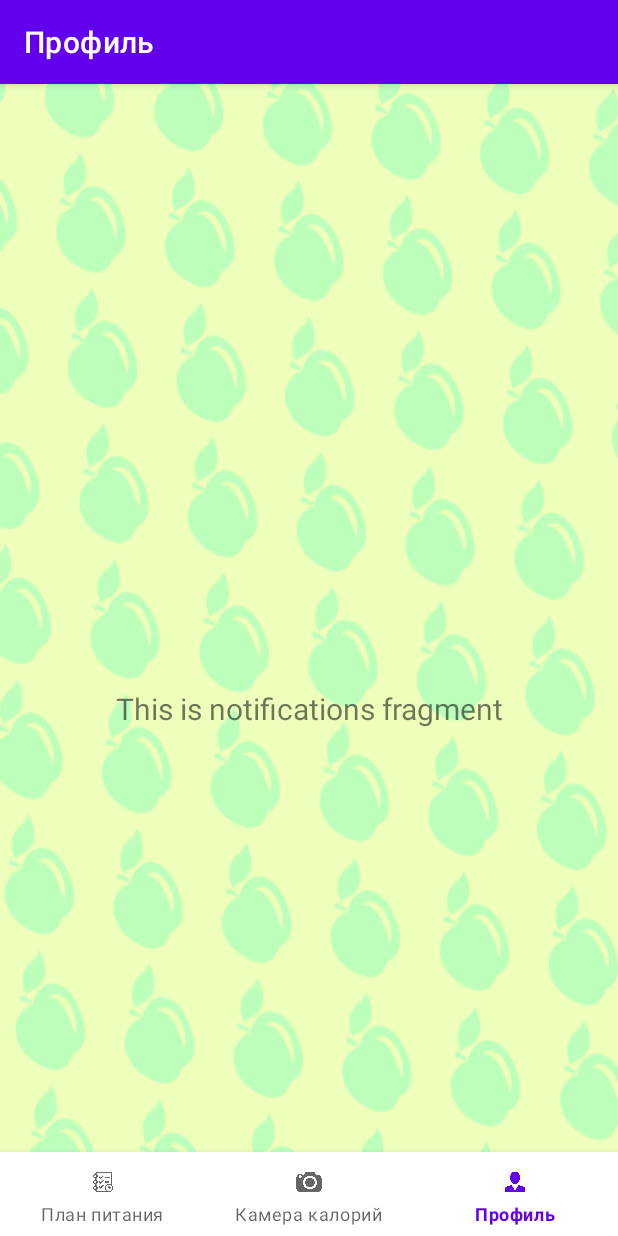
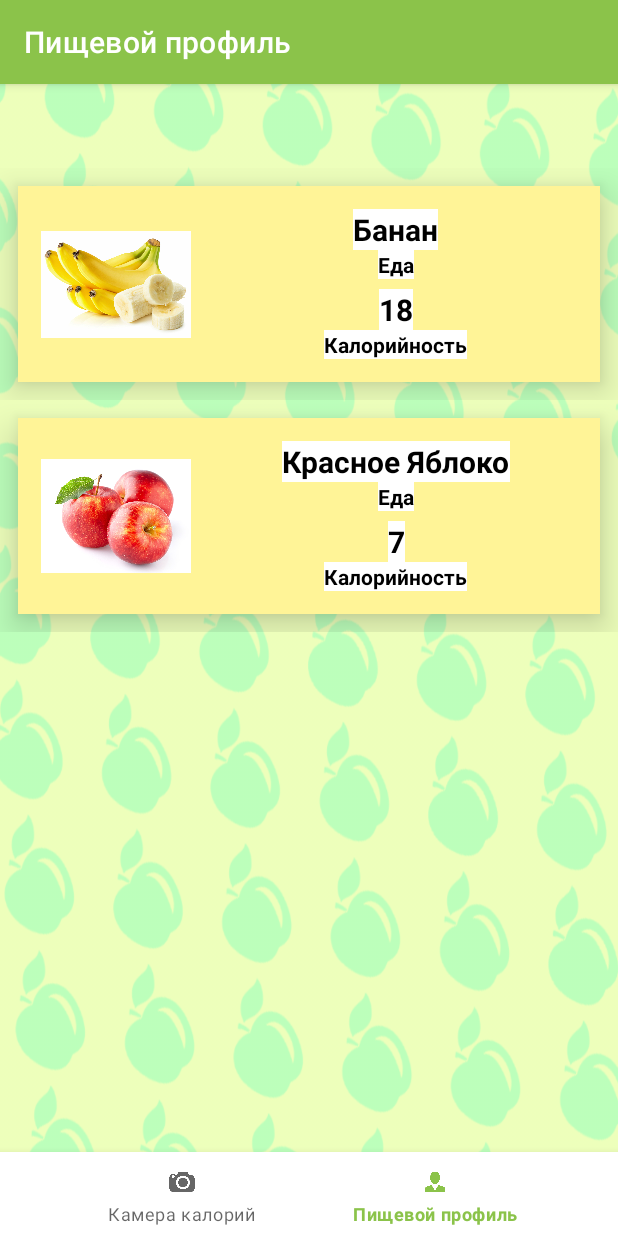
Before and after one commit to Yaroslav-L/DRMPJCT, an Android app: the ProfileFragment screen opened through its navigation route, on a phone screen of 412 x 824 dp. Run offline under Robolectric (Android 15) with nearby library versions, the phone set to English and light mode, and no system bars; our stand-ins replace navigation-ui.

Commit message:
Страница профиля + небольшие изменения в оформлении

```diff
--- a/app/src/main/AndroidManifest.xml
+++ b/app/src/main/AndroidManifest.xml
@@ -9,7 +9,7 @@
         android:allowBackup="true"
         android:dataExtractionRules="@xml/data_extraction_rules"
         android:fullBackupContent="@xml/backup_rules"
-        android:icon="@mipmap/ic_launcher"
+        android:icon="@drawable/ico"
         android:label="@string/app_name"
         android:supportsRtl="true"
         android:theme="@style/Theme.DRMPJCT"
--- /dev/null
+++ b/app/src/main/java/com/example/drmpjct/Food.java
@@ -0,0 +1,41 @@
+package com.example.drmpjct;
+
+import android.graphics.Bitmap;
+
+public class Food {
+
+    private String foodname;
+    private String kcal;
+    private int foto;
+
+    public Food(String foodname, String kcal, int foto){
+
+        this.foodname=foodname;
+        this.kcal=kcal;
+        this.foto=foto;
+    }
+
+    public String getFoodname() {
+        return foodname;
+    }
+
+    public String getKcal() {
+        return kcal;
+    }
+
+    public int getFoto() {
+        return foto;
+    }
+
+    public void setFoodname(String foodname) {
+        this.foodname = foodname;
+    }
+
+    public void setKcal(String kcal) {
+        this.kcal = kcal;
+    }
+
+    public void setFoto(int foto) {
+        this.foto = foto;
+    }
+}
--- /dev/null
+++ b/app/src/main/java/com/example/drmpjct/FoodAdapter.java
@@ -0,0 +1,56 @@
+package com.example.drmpjct;
+
+import android.view.LayoutInflater;
+import android.view.View;
+import android.view.ViewGroup;
+import android.widget.ImageView;
+import android.widget.TextView;
+
+import androidx.annotation.NonNull;
+import androidx.recyclerview.widget.RecyclerView;
+
+import java.util.List;
+
+public class FoodAdapter extends RecyclerView.Adapter<FoodAdapter.ViewHolder> {
+
+    private final LayoutInflater inflater;
+    private final List<Food> foods;
+
+    public FoodAdapter(LayoutInflater inflater, List<Food> foods) {
+        this.inflater = inflater;
+        this.foods = foods;
+    }
+
+
+    @NonNull
+    @Override
+    public FoodAdapter.ViewHolder onCreateViewHolder(@NonNull ViewGroup parent, int viewType) {
+        View view = inflater.inflate(R.layout.food, parent, false);
+        return new ViewHolder(view);
+    }
+
+    @Override
+    public void onBindViewHolder(@NonNull FoodAdapter.ViewHolder holder, int position) {
+        Food food = foods.get(position);
+        holder.foodImg.setImageResource(food.getFoto());
+        holder.kcalView.setText(food.getKcal());
+        holder.foodnameView.setText(food.getFoodname());
+    }
+
+    @Override
+    public int getItemCount() {
+        return foods.size();
+    }
+
+    public static class ViewHolder extends RecyclerView.ViewHolder {
+        final ImageView foodImg;
+        final TextView foodnameView, kcalView;
+        ViewHolder(View view){
+            super(view);
+            foodImg = view.findViewById(R.id.foodImg);
+            foodnameView = view.findViewById(R.id.txtFood);
+            kcalView = view.findViewById(R.id.txtKcal);
+        }
+
+}
+}
--- a/app/src/main/java/com/example/drmpjct/MainActivity.java
+++ b/app/src/main/java/com/example/drmpjct/MainActivity.java
@@ -25,6 +25,7 @@ import androidx.navigation.NavController;
 import androidx.navigation.Navigation;
 import androidx.navigation.ui.AppBarConfiguration;
 import androidx.navigation.ui.NavigationUI;
+import androidx.recyclerview.widget.RecyclerView;
 
 import com.example.drmpjct.databinding.ActivityMainBinding;
 import com.google.android.material.bottomnavigation.BottomNavigationView;
@@ -39,12 +40,14 @@ import java.io.OutputStream;
 import java.net.HttpURLConnection;
 import java.net.MalformedURLException;
 import java.net.URL;
+import java.util.ArrayList;
 
 public class MainActivity extends AppCompatActivity {
 
     private ActivityMainBinding binding;
     static final int GALLERY_REQUEST = 1;
     static final int CAMERA_REQUEST = 2;
+
 
     @Override
     protected void onCreate(Bundle savedInstanceState) {
@@ -61,7 +64,13 @@ public class MainActivity extends AppCompatActivity {
         NavController navController = Navigation.findNavController(this, R.id.nav_host_fragment_activity_main);
         NavigationUI.setupActionBarWithNavController(this, navController, appBarConfiguration);
         NavigationUI.setupWithNavController(binding.navView, navController);
+        navController.navigate(R.id.navigation_cam);
+
+
+
     }
+
+
 
     //Обработка программно созданных страниц
     @Override
--- a/app/src/main/java/com/example/drmpjct/ui/cam/CamFragment.java
+++ b/app/src/main/java/com/example/drmpjct/ui/cam/CamFragment.java
@@ -16,10 +16,8 @@ public class CamFragment extends Fragment {
 
     private FragmentCamBinding binding;
 
-    public View onCreateView(@NonNull LayoutInflater inflater,
-                             ViewGroup container, Bundle savedInstanceState) {
-        CamViewModel camViewModel =
-                new ViewModelProvider(this).get(CamViewModel.class);
+    public View onCreateView(@NonNull LayoutInflater inflater, ViewGroup container, Bundle savedInstanceState) {
+        CamViewModel camViewModel = new ViewModelProvider(this).get(CamViewModel.class);
 
         binding = FragmentCamBinding.inflate(inflater, container, false);
         View root = binding.getRoot();
--- a/app/src/main/java/com/example/drmpjct/ui/plan/PlanFragment.java
+++ b/app/src/main/java/com/example/drmpjct/ui/plan/PlanFragment.java
@@ -24,8 +24,6 @@ public class PlanFragment extends Fragment {
         binding = FragmentPlanBinding.inflate(inflater, container, false);
         View root = binding.getRoot();
 
-        final TextView textView = binding.textHome;
-        planViewModel.getText().observe(getViewLifecycleOwner(), textView::setText);
         return root;
     }
 
--- a/app/src/main/java/com/example/drmpjct/ui/profile/ProfileFragment.java
+++ b/app/src/main/java/com/example/drmpjct/ui/profile/ProfileFragment.java
@@ -9,12 +9,20 @@ import android.widget.TextView;
 import androidx.annotation.NonNull;
 import androidx.fragment.app.Fragment;
 import androidx.lifecycle.ViewModelProvider;
+import androidx.recyclerview.widget.LinearLayoutManager;
+import androidx.recyclerview.widget.RecyclerView;
 
+import com.example.drmpjct.Food;
+import com.example.drmpjct.FoodAdapter;
+import com.example.drmpjct.R;
 import com.example.drmpjct.databinding.FragmentProfileBinding;
+
+import java.util.ArrayList;
 
 public class ProfileFragment extends Fragment {
 
     private FragmentProfileBinding binding;
+    ArrayList<Food> foods = new ArrayList<Food>();
 
     public View onCreateView(@NonNull LayoutInflater inflater,
                              ViewGroup container, Bundle savedInstanceState) {
@@ -24,10 +32,22 @@ public class ProfileFragment extends Fragment {
         binding = FragmentProfileBinding.inflate(inflater, container, false);
         View root = binding.getRoot();
 
-        final TextView textView = binding.textNotifications;
-        profileViewModel.getText().observe(getViewLifecycleOwner(), textView::setText);
+        //Работа со страницей профиль
+        RecyclerView recyclerView = binding.recView;
+        recyclerView.setLayoutManager(new LinearLayoutManager(getActivity()));
+        setInitialData();
+        FoodAdapter adapter = new FoodAdapter(inflater, foods);
+        recyclerView.setAdapter(adapter);
+
         return root;
     }
+
+    //Тестовые данные для проверки профиля
+    private void setInitialData() {
+        foods.add(new Food ("Банан", "18", R.drawable.banana));
+        foods.add(new Food ("Красное Яблоко", "7", R.drawable.apple_red));
+    }
+
 
     @Override
     public void onDestroyView() {
--- /dev/null
+++ b/app/src/main/res/layout/food.xml
@@ -0,0 +1,89 @@
+<?xml version="1.0" encoding="utf-8"?>
+
+<RelativeLayout xmlns:android="http://schemas.android.com/apk/res/android"
+    xmlns:app="http://schemas.android.com/apk/res-auto"
+    xmlns:tools="http://schemas.android.com/tools"
+    android:layout_width="wrap_content"
+    android:layout_height="wrap_content">
+
+    <androidx.constraintlayout.widget.ConstraintLayout
+        android:layout_width="match_parent"
+        android:layout_height="wrap_content"
+        android:layout_marginStart="12dp"
+        android:layout_marginTop="12dp"
+        android:layout_marginEnd="12dp"
+        android:layout_marginBottom="12dp"
+        android:background="#FFF497"
+        android:elevation="15dp"
+        app:layout_constraintEnd_toEndOf="parent"
+        app:layout_constraintStart_toStartOf="parent"
+        app:layout_constraintTop_toTopOf="parent">
+
+        <ImageView
+            android:id="@+id/foodImg"
+            android:layout_width="100dp"
+            android:layout_height="100dp"
+            android:layout_marginStart="15dp"
+            android:layout_marginTop="15dp"
+            android:layout_marginBottom="15dp"
+            app:layout_constraintBottom_toBottomOf="parent"
+            app:layout_constraintStart_toStartOf="parent"
+            app:layout_constraintTop_toTopOf="parent"
+            app:srcCompat="@drawable/photo_place" />
+
+        <TextView
+            android:id="@+id/subTxtFood"
+            android:layout_width="wrap_content"
+            android:layout_height="wrap_content"
+            android:background="#FFFFFF"
+            android:text="Еда"
+            android:textColor="@color/black"
+            android:textSize="14sp"
+            android:textStyle="bold"
+            app:layout_constraintEnd_toEndOf="parent"
+            app:layout_constraintStart_toEndOf="@+id/foodImg"
+            app:layout_constraintTop_toBottomOf="@+id/txtFood" />
+
+        <TextView
+            android:id="@+id/subTxtKcal"
+            android:layout_width="wrap_content"
+            android:layout_height="wrap_content"
+            android:layout_marginBottom="15dp"
+            android:background="#FFFFFF"
+            android:text="Калорийность"
+            android:textColor="@color/black"
+            android:textSize="14sp"
+            android:textStyle="bold"
+            app:layout_constraintBottom_toBottomOf="parent"
+            app:layout_constraintEnd_toEndOf="parent"
+            app:layout_constraintStart_toEndOf="@+id/foodImg" />
+
+        <TextView
+            android:id="@+id/txtKcal"
+            android:layout_width="wrap_content"
+            android:layout_height="wrap_content"
+            android:background="#FFFFFF"
+            android:text="TextView"
+            android:textColor="@color/black"
+            android:textSize="20sp"
+            android:textStyle="bold"
+            app:layout_constraintBottom_toTopOf="@+id/subTxtKcal"
+            app:layout_constraintEnd_toEndOf="parent"
+            app:layout_constraintHorizontal_bias="0.502"
+            app:layout_constraintStart_toEndOf="@+id/foodImg" />
+
+        <TextView
+            android:id="@+id/txtFood"
+            android:layout_width="wrap_content"
+            android:layout_height="wrap_content"
+            android:layout_marginTop="15dp"
+            android:background="#FFFFFF"
+            android:text="TextView"
+            android:textColor="@color/black"
+            android:textSize="20sp"
+            android:textStyle="bold"
+            app:layout_constraintEnd_toEndOf="parent"
+            app:layout_constraintStart_toEndOf="@+id/foodImg"
+            app:layout_constraintTop_toTopOf="parent" />
+    </androidx.constraintlayout.widget.ConstraintLayout>
+</RelativeLayout>
--- a/app/src/main/res/layout/fragment_profile.xml
+++ b/app/src/main/res/layout/fragment_profile.xml
@@ -6,19 +6,13 @@
     android:layout_height="match_parent"
     tools:context=".ui.profile.ProfileFragment">
 
-    <TextView
-        android:id="@+id/text_notifications"
+    <androidx.recyclerview.widget.RecyclerView
+        android:id="@+id/recView"
         android:layout_width="match_parent"
-        android:layout_height="wrap_content"
-        android:layout_marginStart="8dp"
-        android:layout_marginTop="8dp"
-        android:layout_marginEnd="8dp"
-        android:textAlignment="center"
-        android:textSize="20sp"
-        android:visibility="visible"
+        android:layout_height="match_parent"
         app:layout_constraintBottom_toBottomOf="parent"
         app:layout_constraintEnd_toEndOf="parent"
         app:layout_constraintStart_toStartOf="parent"
         app:layout_constraintTop_toTopOf="parent"
-        tools:visibility="visible" />
+        tools:listitem="@layout/food" />
 </androidx.constraintlayout.widget.ConstraintLayout>
--- a/app/src/main/res/menu/bottom_nav_menu.xml
+++ b/app/src/main/res/menu/bottom_nav_menu.xml
@@ -4,7 +4,8 @@
     <item
         android:id="@+id/navigation_plan"
         android:icon="@drawable/ic_plan"
-        android:title="@string/title_plan" />
+        android:title="@string/title_plan"
+        android:visible="false" />
 
     <item
         android:id="@+id/navigation_cam"
--- a/app/src/main/res/values/colors.xml
+++ b/app/src/main/res/values/colors.xml
@@ -1,8 +1,8 @@
 <?xml version="1.0" encoding="utf-8"?>
 <resources>
     <color name="purple_200">#FFBB86FC</color>
-    <color name="purple_500">#FF6200EE</color>
-    <color name="purple_700">#FF3700B3</color>
+    <color name="purple_500">#8BC34A</color>
+    <color name="purple_700">#4CAF50</color>
     <color name="teal_200">#FF03DAC5</color>
     <color name="teal_700">#FF018786</color>
     <color name="black">#FF000000</color>
--- a/app/src/main/res/values/strings.xml
+++ b/app/src/main/res/values/strings.xml
@@ -1,6 +1,6 @@
 <resources>
-    <string name="app_name">DRMPJCT</string>
+    <string name="app_name">Калорийность</string>
     <string name="title_plan">План питания</string>
     <string name="title_cam">Камера калорий</string>
-    <string name="title_profile">Профиль</string>
+    <string name="title_profile">Пищевой профиль</string>
 </resources>
```
Also changed, not shown: app/src/main/res/drawable/apple_red.jpeg (added), app/src/main/res/drawable/banana.jpeg (added), app/src/main/res/drawable/ico.png (added).
